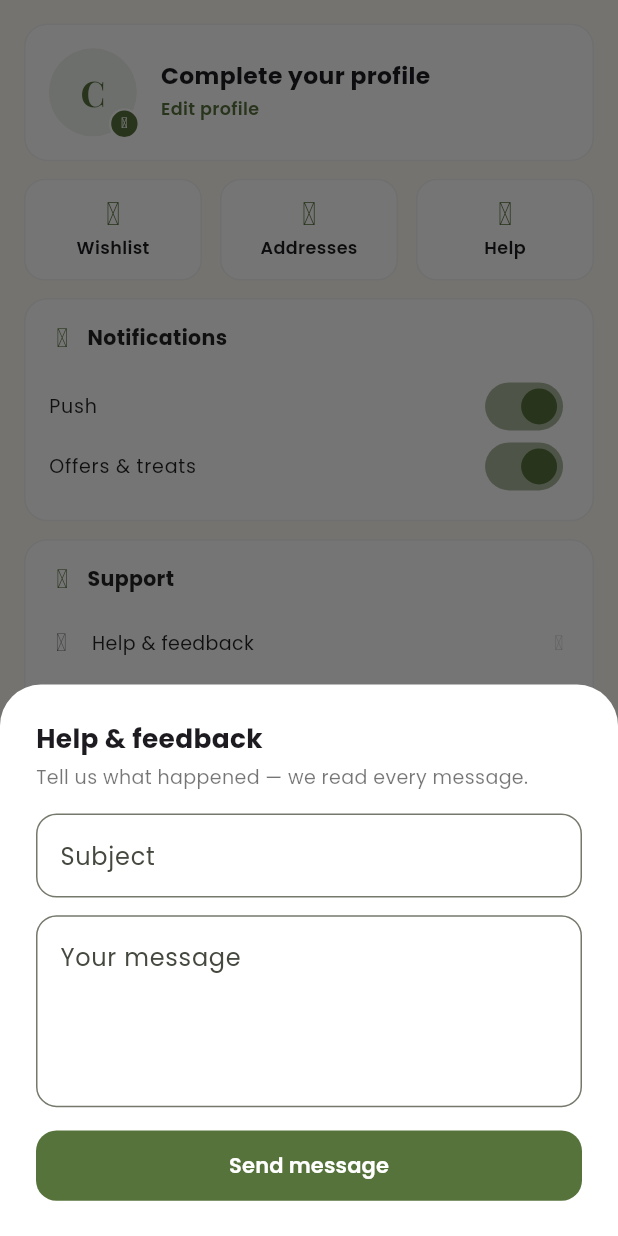
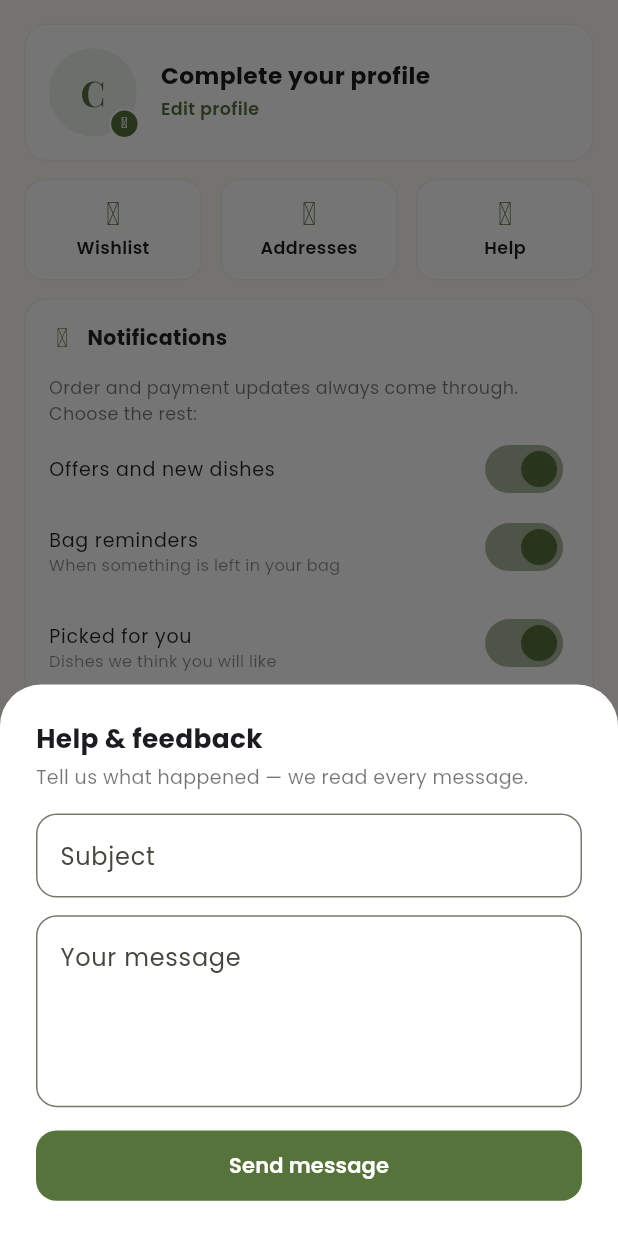
Before and after one commit to eb8Dev/tnt_lh, a Flutter app: the CafeProfileScreen screen opened directly, after a tap on "Edit profile", after a tap on "Cancel editing", after a tap on "Help", on a phone screen of 412 x 824 dp. Run offline on Flutter 3.47's test engine with Material 3 defaults, Android fonts, the phone set to English and light mode, and no system bars; our stand-ins replace cached_network_image, connectivity_plus, firebase_auth, firebase_core, firebase_messaging, firebase_remote_config and 14 more; missing offline and left inert: in_app_update, razorpay_flutter; accounts and stored records are empty; network calls fail.

Commit message:
Notifications in the app: a tapped push opens its order, the bag, an item or that store's menu, and tells the server it was opened; each phone registers with its platform (an account can be on several) and logging out removes only this phone; switches for offers, bag reminders, picked for you and it's been a while, with order updates always on

```diff
--- a/lib/models/user_model.dart
+++ b/lib/models/user_model.dart
@@ -69,14 +69,22 @@ class User {
 class NotificationPreferences {
   final bool email;
   final bool sms;
+
+  /// Every reminder and offer (order updates always come through).
   final bool push;
   final bool offers;
+  final bool cartReminders;
+  final bool recommendations;
+  final bool comeback;
 
   NotificationPreferences({
     this.email = true,
     this.sms = true,
     this.push = true,
     this.offers = true,
+    this.cartReminders = true,
+    this.recommendations = true,
+    this.comeback = true,
   });
 
   factory NotificationPreferences.fromJson(Map<String, dynamic> json) {
@@ -85,24 +93,19 @@ class NotificationPreferences {
       sms: json['sms'] ?? true,
       push: json['push'] ?? true,
       offers: json['offers'] ?? true,
+      cartReminders: json['cartReminders'] ?? true,
+      recommendations: json['recommendations'] ?? true,
+      comeback: json['comeback'] ?? true,
     );
   }
 
-  Map<String, dynamic> toJson() {
-    return {'email': email, 'sms': sms, 'push': push, 'offers': offers};
-  }
-
-  NotificationPreferences copyWith({
-    bool? email,
-    bool? sms,
-    bool? push,
-    bool? offers,
-  }) {
-    return NotificationPreferences(
-      email: email ?? this.email,
-      sms: sms ?? this.sms,
-      push: push ?? this.push,
-      offers: offers ?? this.offers,
-    );
-  }
+  Map<String, dynamic> toJson() => {
+    'email': email,
+    'sms': sms,
+    'push': push,
+    'offers': offers,
+    'cartReminders': cartReminders,
+    'recommendations': recommendations,
+    'comeback': comeback,
+  };
 }
--- a/lib/screens/cafe/cafe_profile_screen.dart
+++ b/lib/screens/cafe/cafe_profile_screen.dart
@@ -170,6 +170,8 @@ class _CafeProfileScreenState extends ConsumerState<CafeProfileScreen> {
           NotificationPreferences().toJson(),
     );
     prefs[key] = value;
+    // The old all-or-nothing switch: choosing any reminder turns it back on.
+    if (value) prefs['push'] = true;
 
     try {
       await ref
@@ -693,41 +695,69 @@ class _CafeProfileScreenState extends ConsumerState<CafeProfileScreen> {
       title: 'Notifications',
       icon: PhosphorIcons.bell(),
       children: [
+        Text(
+          'Order and payment updates always come through. Choose the rest:',
+          style: GoogleFonts.poppins(fontSize: 12.sp, color: Colors.black54),
+        ),
+        Gap(Space.xs),
         _switchRow(
-          'Push',
-          prefs.push,
-          (v) => _updateNotificationPreference('push', v),
+          'Offers and new dishes',
+          prefs.offers,
+          (v) => _updateNotificationPreference('offers', v),
         ),
         _switchRow(
-          'Offers & treats',
-          prefs.offers,
-          (v) => _updateNotificationPreference('offers', v),
+          'Bag reminders',
+          prefs.cartReminders,
+          (v) => _updateNotificationPreference('cartReminders', v),
+          subtitle: 'When something is left in your bag',
+        ),
+        _switchRow(
+          'Picked for you',
+          prefs.recommendations,
+          (v) => _updateNotificationPreference('recommendations', v),
+          subtitle: 'Dishes we think you will like',
+        ),
+        _switchRow(
+          "It's been a while",
+          prefs.comeback,
+          (v) => _updateNotificationPreference('comeback', v),
+          subtitle: "A nudge when you haven't ordered in a few weeks",
         ),
       ],
     );
   }
 
-  Widget _switchRow(String title, bool value, ValueChanged<bool> onChanged) {
+  Widget _switchRow(
+    String title,
+    bool value,
+    ValueChanged<bool> onChanged, {
+    String? subtitle,
+  }) {
     // The card behind it paints a background, which hides a ListTile's tap
     // highlight; its own transparent Material puts the ink back on top.
     return Material(
       type: MaterialType.transparency,
-      child: _switchTile(title, value, onChanged),
-    );
-  }
-
-  Widget _switchTile(String title, bool value, ValueChanged<bool> onChanged) {
-    return SwitchListTile(
+      child: SwitchListTile(
         title: Text(
           title,
           style: GoogleFonts.poppins(fontSize: 13.sp, color: Colors.black87),
+        ),
+        subtitle: subtitle == null
+            ? null
+            : Text(
+                subtitle,
+                style: GoogleFonts.poppins(
+                  fontSize: 11.sp,
+                  color: Colors.black45,
+                ),
               ),
         value: value,
         onChanged: onChanged,
         activeThumbColor: Theme.of(context).colorScheme.primary,
         contentPadding: EdgeInsets.zero,
-      dense: true,
+        dense: subtitle == null,
         visualDensity: VisualDensity.compact,
+      ),
     );
   }
 
```
Also changed, not shown: lib/services/auth_service.dart (+10 -1 lines), lib/services/notification_service.dart (+88 -6 lines). Lines whose indentation alone changed are shown as unchanged.
